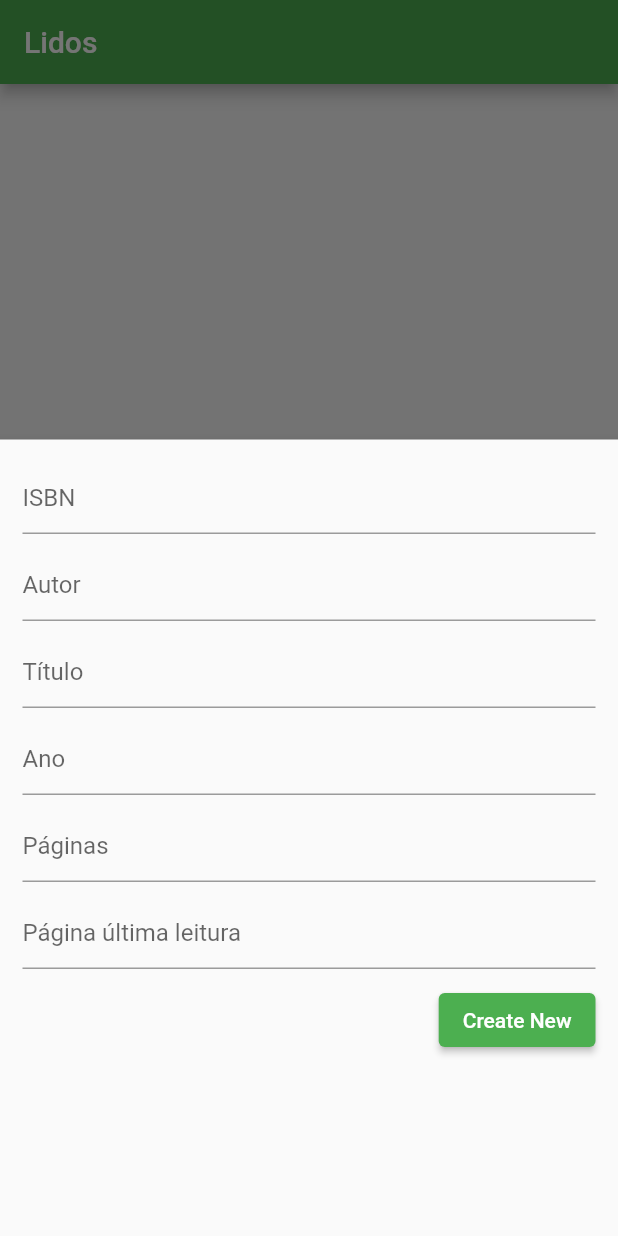
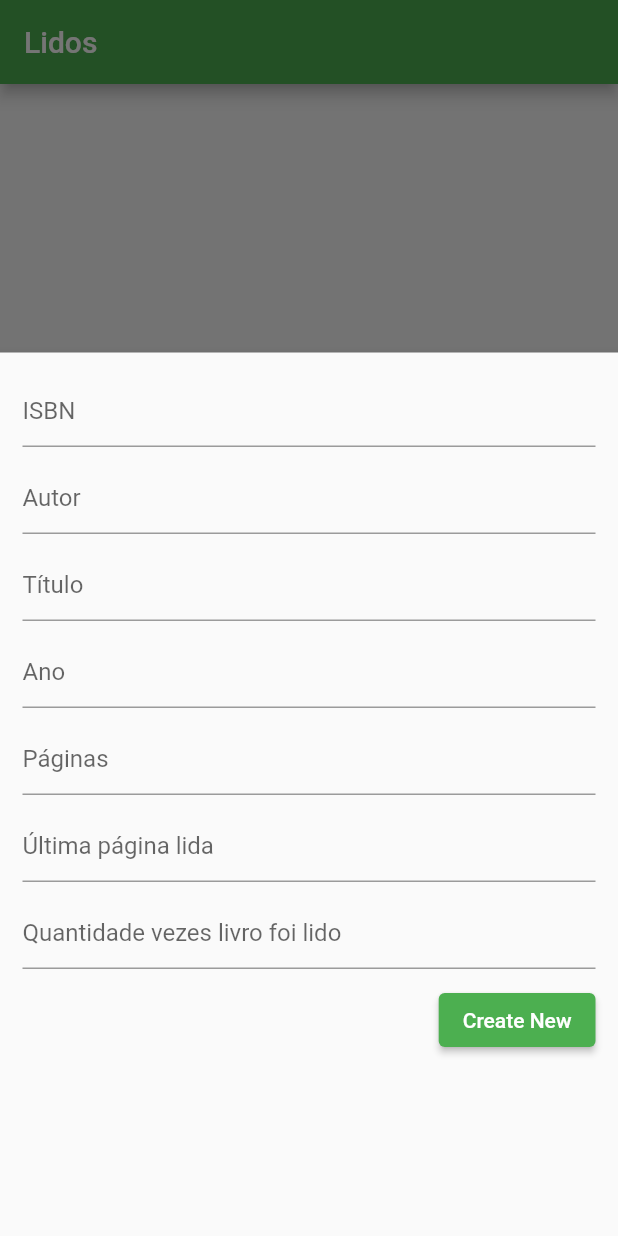
Before and after one commit to maxwelldantas/minhas_leituras, a Flutter app: the screen it shows after launch, item 2 of the bottom bar chosen, after a tap on the "add" icon, on a phone screen of 412 x 824 dp. Run offline on Flutter 3.47's test engine with Material 2 defaults, Android fonts, the phone set to English and light mode, and no system bars; our stand-ins replace sqflite; accounts and stored records are empty.

Commit message:
Atualizada tela ParaLer e atualizado DB
DB atualizado o retorno de todos os livros de acordo com regra de cada tela.

```diff
--- a/lib/main.dart
+++ b/lib/main.dart
@@ -59,7 +59,7 @@ class _ParaLerTela extends State<ParaLerWidget> {
 
   // This function is used to fetch all data from the database
   void _refreshLivros() async {
-    final data = await SQLHelper.getLivros();
+    final data = await SQLHelper.getLivros('paraLer');
     setState(() {
       _livros = data;
       _isLoading = false;
@@ -95,9 +95,13 @@ class _ParaLerTela extends State<ParaLerWidget> {
       _autorController.text = existingLivros['autor'];
       _tituloController.text = existingLivros['titulo'];
       _anoController.text = existingLivros['ano'].toString();
-      _qtdPaginaController.text = existingLivros['paginas'].toString();
+      _editoraController.text = existingLivros['editora'];
+      _qtdPaginaController.text = existingLivros['qtdPagina'].toString();
       _paginaLeituraController.text =
           existingLivros['paginaLeitura'].toString();
+      _lidoController =
+          existingLivros['lido'].toString() == 'true' ? true : false;
+      _qtdLidoController.text = existingLivros['qtdLido'].toString();
     }
 
     showModalBottomSheet(
@@ -155,25 +159,27 @@ class _ParaLerTela extends State<ParaLerWidget> {
                   const SizedBox(
                     height: 10,
                   ),
+                  if (id != null)
                     TextField(
                       controller: _paginaLeituraController,
-                    decoration: const InputDecoration(
-                        hintText: 'Página última leitura'),
+                      decoration:
+                          const InputDecoration(hintText: 'Última página lida'),
                       keyboardType: TextInputType.number,
                       inputFormatters: [FilteringTextInputFormatter.digitsOnly],
                     ),
+                  if (id != null)
                     const SizedBox(
                       height: 10,
                     ),
-                  CheckboxListTile(
-                    title: Text("Livro lido?"),
+                  StatefulBuilder(
+                    builder: (context, state) => CheckboxListTile(
+                      title: const Text("Livro lido?"),
                       value: _lidoController,
-                    onChanged: (bool? newValue) {
-                      setState(() {
-                        _lidoController = newValue ?? false;
-                      });
+                      onChanged: (newValue) {
+                        state(() => _lidoController = newValue);
                       },
-                    controlAffinity: ListTileControlAffinity.leading,  //  <-- leading Checkbox
+                      controlAffinity: ListTileControlAffinity.leading,
+                    ),
                   ),
                   const SizedBox(
                     height: 10,
@@ -196,11 +202,13 @@ class _ParaLerTela extends State<ParaLerWidget> {
                       _anoController.text = '';
                       _qtdPaginaController.text = '';
                       _paginaLeituraController.text = '';
+                      _lidoController = false;
 
                       // Close the bottom sheet
                       Navigator.of(context).pop();
                     },
-                    child: Text(id == null ? 'Create New' : 'Update'),
+                    child: Text(
+                        id == null ? 'Cadastrar livro' : 'Atualizar livro'),
                   )
                 ],
               ),
@@ -275,9 +283,9 @@ class _ParaLerTela extends State<ParaLerWidget> {
                 color: Colors.orange[200],
                 margin: const EdgeInsets.all(15),
                 child: ListTile(
-                    title: Text('Título: ' + _livros[index]['titulo']),
-                    subtitle: Text('Página última leitura: ' +
-                        _livros[index]['paginaLeitura'].toString()),
+                    title: Text('Título: ${_livros[index]['titulo']}'),
+                    subtitle: Text(
+                        'Última pagina lida: ${_livros[index]['paginaLeitura']}'),
                     trailing: SizedBox(
                       width: 100,
                       child: Row(
@@ -296,7 +304,7 @@ class _ParaLerTela extends State<ParaLerWidget> {
               ),
             ),
       floatingActionButton: FloatingActionButton(
-        child: const Icon(Icons.add),
+        child: const Icon(Icons.add_circle),
         onPressed: () => _showForm(null),
       ),
     );
@@ -317,7 +325,7 @@ class _LidosTela extends State<LidosWidget> {
 
   // This function is used to fetch all data from the database
   void _refreshLivros() async {
-    final data = await SQLHelper.getLivros();
+    final data = await SQLHelper.getLivros('lidos');
     setState(() {
       _livros = data;
       _isLoading = false;
@@ -415,8 +423,18 @@ class _LidosTela extends State<LidosWidget> {
                   ),
                   TextField(
                     controller: _paginaLeituraController,
+                    decoration:
+                        const InputDecoration(hintText: 'Última página lida'),
+                    keyboardType: TextInputType.number,
+                    inputFormatters: [FilteringTextInputFormatter.digitsOnly],
+                  ),
+                  const SizedBox(
+                    height: 10,
+                  ),
+                  TextField(
+                    controller: _qtdLidoController,
                     decoration: const InputDecoration(
-                    hintText: 'Página última leitura'),
+                        hintText: 'Quantidade vezes livro foi lido'),
                     keyboardType: TextInputType.number,
                     inputFormatters: [FilteringTextInputFormatter.digitsOnly],
                   ),
@@ -521,8 +539,8 @@ class _LidosTela extends State<LidosWidget> {
                 margin: const EdgeInsets.all(15),
                 child: ListTile(
                     title: Text('Título: ' + _livros[index]['titulo']),
-              subtitle: Text('Página última leitura: ' +
-                  _livros[index]['paginaLeitura'].toString()),
+                    subtitle: Text(
+                        'Última página lida: ${_livros[index]['paginaLeitura']}'),
                     trailing: SizedBox(
                       width: 100,
                       child: Row(
@@ -562,7 +580,7 @@ class _FavoritosTela extends State<FavoritosWidget> {
 
   // This function is used to fetch all data from the database
   void _refreshLivros() async {
-    final data = await SQLHelper.getLivros();
+    final data = await SQLHelper.getLivros('favoritos');
     setState(() {
       _livros = data;
       _isLoading = false;
@@ -660,8 +678,8 @@ class _FavoritosTela extends State<FavoritosWidget> {
                   ),
                   TextField(
                     controller: _paginaLeituraController,
-                decoration: const InputDecoration(
-                    hintText: 'Página última leitura'),
+                    decoration:
+                        const InputDecoration(hintText: 'Última página lida'),
                     keyboardType: TextInputType.number,
                     inputFormatters: [FilteringTextInputFormatter.digitsOnly],
                   ),
@@ -766,8 +784,8 @@ class _FavoritosTela extends State<FavoritosWidget> {
                 margin: const EdgeInsets.all(15),
                 child: ListTile(
                     title: Text('Título: ' + _livros[index]['titulo']),
-              subtitle: Text('Página última leitura: ' +
-                  _livros[index]['paginaLeitura'].toString()),
+                    subtitle: Text(
+                        'Última página lida: ${_livros[index]['paginaLeitura']}'),
                     trailing: SizedBox(
                       width: 100,
                       child: Row(
--- a/lib/repository/database/sql_helper.dart
+++ b/lib/repository/database/sql_helper.dart
@@ -81,9 +81,21 @@ class SQLHelper {
   }
 
   // Read all livros
-  static Future<List<Map<String, dynamic>>> getLivros() async {
+  static Future<List<Map<String, dynamic>>> getLivros(String? telas) async {
     final db = await SQLHelper.db();
-    return db.query('livros', orderBy: "atualizadoEm");
+    String filtro;
+    if ('paraLer'.contains(telas!)) {
+      filtro = 'false';
+      return db.query('livros', where: "lido = ?", whereArgs: [filtro]);
+    } else if ('lidos'.contains(telas)) {
+      filtro = 'true';
+      return db.query('livros', where: "lido = ?", whereArgs: [filtro]);
+    } else if ('favoritos'.contains(telas)) {
+      filtro = 'true';
+      return db.query('livros', where: "favorito = ?", whereArgs: [filtro]);
+    }
+    return db.query(null);
+    // return db.query('livros', orderBy: "atualizadoEm");
   }
 
   // Read a single livro by id
```
Lines whose indentation alone changed are shown as unchanged.
